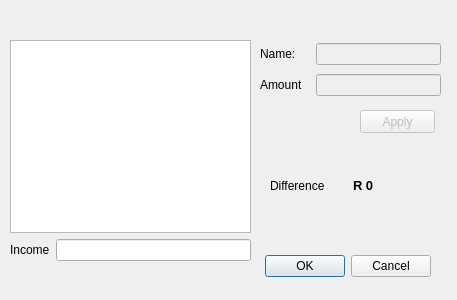
This is editcategories.ui in JanusErasmus/qt-finance as Qt 5 draws it before an edit. The edited form follows.
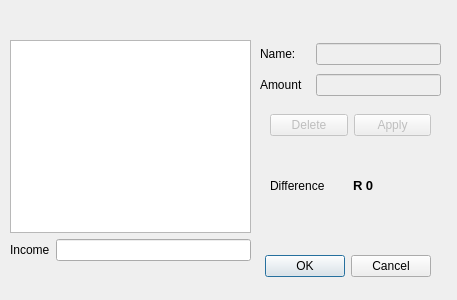
This is the edited form.

Commit message: Delete categories

Diff of the .ui file:
```diff
--- a/editcategories.ui
+++ b/editcategories.ui
@@ -118,22 +118,6 @@
     </item>
    </layout>
   </widget>
-  <widget class="QPushButton" name="applyButton">
-   <property name="enabled">
-    <bool>false</bool>
-   </property>
-   <property name="geometry">
-    <rect>
-     <x>360</x>
-     <y>110</y>
-     <width>75</width>
-     <height>23</height>
-    </rect>
-   </property>
-   <property name="text">
-    <string>Apply</string>
-   </property>
-  </widget>
   <widget class="QWidget" name="horizontalLayoutWidget_2">
    <property name="geometry">
     <rect>
@@ -167,6 +151,38 @@
     </item>
    </layout>
   </widget>
+  <widget class="QWidget" name="horizontalLayoutWidget">
+   <property name="geometry">
+    <rect>
+     <x>270</x>
+     <y>110</y>
+     <width>161</width>
+     <height>31</height>
+    </rect>
+   </property>
+   <layout class="QHBoxLayout" name="horizontalLayout_2">
+    <item>
+     <widget class="QPushButton" name="deleteButton">
+      <property name="enabled">
+       <bool>false</bool>
+      </property>
+      <property name="text">
+       <string>Delete</string>
+      </property>
+     </widget>
+    </item>
+    <item>
+     <widget class="QPushButton" name="applyButton">
+      <property name="enabled">
+       <bool>false</bool>
+      </property>
+      <property name="text">
+       <string>Apply</string>
+      </property>
+     </widget>
+    </item>
+   </layout>
+  </widget>
  </widget>
  <resources/>
  <connections>
```
Left out of the diff: 16 changed lines with no effect on the pictures. The commit also changes 7 other files.
